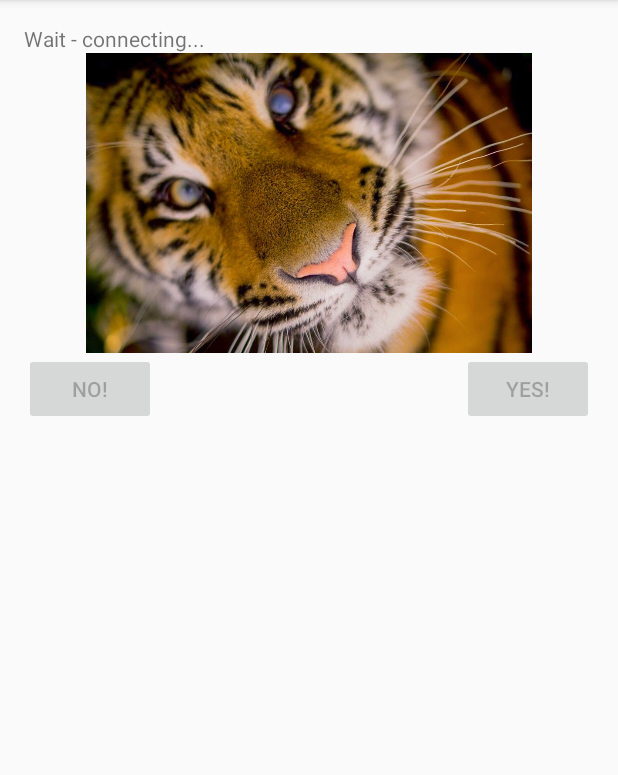
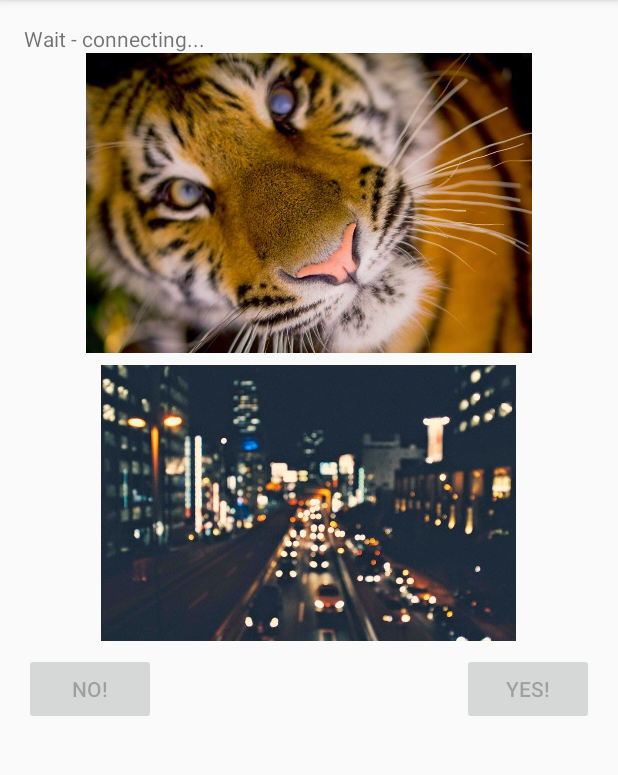
Before and after one commit to asikrandev/trippr, an Android app: the screen it shows after launch (MainActivity), on a phone screen of 412 x 824 dp, the part 84-859 px from its top. Run offline under Robolectric (Android 15) with nearby library versions, the phone set to English and light mode, and no system bars; 1 statement that could not run was skipped.

Commit message:
adding small viewpager to work on slide images

```diff
--- a/android/Trippr/app/src/main/java/com/asikrandev/trippr/MainActivity.java
+++ b/android/Trippr/app/src/main/java/com/asikrandev/trippr/MainActivity.java
@@ -1,13 +1,17 @@
 package com.asikrandev.trippr;
 
+import android.content.Context;
 import android.content.res.Resources;
 import android.graphics.drawable.Drawable;
 import android.os.Bundle;
+import android.support.v4.view.ViewPager;
+import android.support.v4.view.PagerAdapter;
 import android.support.v7.app.ActionBarActivity;
 import android.util.Log;
 import android.view.Menu;
 import android.view.MenuItem;
 import android.view.View;
+import android.view.ViewGroup;
 import android.widget.Button;
 import android.widget.FrameLayout;
 import android.widget.ImageView;
@@ -179,6 +183,46 @@ public class MainActivity extends ActionBarActivity {
         init();
 
         start();
+
+
+        ViewPager viewPager = (ViewPager) findViewById(R.id.view_pager);
+        ImagePagerAdapter adapter = new ImagePagerAdapter();
+        viewPager.setAdapter(adapter);
+    }
+
+    private class ImagePagerAdapter extends PagerAdapter {
+        private int[] mImages = new int[] {
+            R.drawable.img01,
+            R.drawable.img02
+        };
+
+        @Override
+        public int getCount() {
+            return mImages.length;
+        }
+
+        @Override
+        public boolean isViewFromObject(View view, Object object) {
+            return view == ((ImageView) object);
+        }
+
+        @Override
+        public Object instantiateItem(ViewGroup container, int position) {
+            Context context = MainActivity.this;
+            ImageView imageView = new ImageView(context);
+            int padding = context.getResources().getDimensionPixelSize(
+                    R.dimen.padding_medium);
+            imageView.setPadding(padding, padding, padding, padding);
+            imageView.setScaleType(ImageView.ScaleType.CENTER_INSIDE);
+            imageView.setImageResource(mImages[position]);
+            ((ViewPager) container).addView(imageView, 0);
+            return imageView;
+        }
+
+        @Override
+        public void destroyItem(ViewGroup container, int position, Object object) {
+            ((ViewPager) container).removeView((ImageView) object);
+        }
     }
 
 
--- a/android/Trippr/app/src/main/res/layout/activity_main.xml
+++ b/android/Trippr/app/src/main/res/layout/activity_main.xml
@@ -17,14 +17,19 @@
         android:layout_width="wrap_content"
         android:layout_height="wrap_content"
         android:id="@+id/content">
-
         <ImageView
             android:layout_width="match_parent"
             android:layout_height="200dp"
             android:id="@+id/imageView"
-            android:src="@drawable/img01"/>
+            android:src="@drawable/img01">
+        </ImageView>
 
     </FrameLayout>
+    <android.support.v4.view.ViewPager
+        xmlns:android="http://schemas.android.com/apk/res/android"
+        android:id="@+id/view_pager"
+        android:layout_width="match_parent"
+        android:layout_height="200dp" />
 
     <RelativeLayout
         android:layout_width="wrap_content"
--- a/android/Trippr/app/src/main/res/values-w820dp/dimens.xml
+++ b/android/Trippr/app/src/main/res/values-w820dp/dimens.xml
@@ -3,4 +3,7 @@
          (such as screen margins) for screens with more than 820dp of available width. This
          would include 7" and 10" devices in landscape (~960dp and ~1280dp respectively). -->
     <dimen name="activity_horizontal_margin">64dp</dimen>
+    <dimen name="padding_small">4dp</dimen>
+    <dimen name="padding_medium">8dp</dimen>
+    <dimen name="padding_large">16dp</dimen>
 </resources>
--- a/android/Trippr/app/src/main/res/values/dimens.xml
+++ b/android/Trippr/app/src/main/res/values/dimens.xml
@@ -2,4 +2,7 @@
     <!-- Default screen margins, per the Android Design guidelines. -->
     <dimen name="activity_horizontal_margin">16dp</dimen>
     <dimen name="activity_vertical_margin">16dp</dimen>
+    <dimen name="padding_small">4dp</dimen>
+    <dimen name="padding_medium">8dp</dimen>
+    <dimen name="padding_large">16dp</dimen>
 </resources>
```
